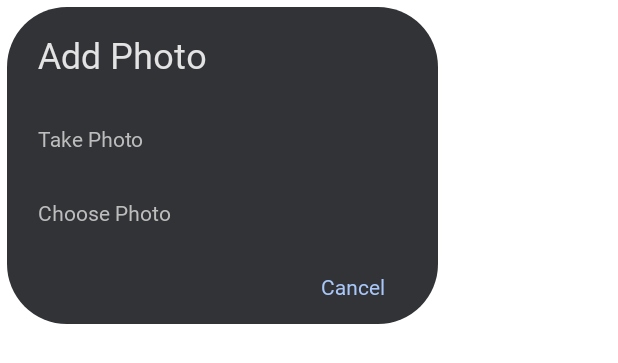
After one commit to siva-subramaniam-v/Contacts, an Android app: the layout fragment_photo_picker_dialog.xml on its own in the app's theme, with its tools: preview values and no code run, on a phone screen of 412 x 824 dp. The commit adds this screen. Shown: the top 363 px of the screen. Run offline under Robolectric (Android 15) with nearby library versions, the phone set to English and light mode, and no system bars.

Commit message:
add code to save a contact & retrieve list of all contacts in the device using contacts content provider. add code to set picture for a contact using activity result contracts.

```diff
--- a/app/build.gradle
+++ b/app/build.gradle
@@ -76,6 +76,10 @@ dependencies {
     // Circular ImageView
     implementation("de.hdodenhof:circleimageview:3.1.0")
 
+    // Activity and Fragment KTX
+    implementation "androidx.activity:activity-ktx:1.6.1"
+    implementation "androidx.fragment:fragment-ktx:1.5.4"
+
     implementation 'androidx.core:core-ktx:1.9.0'
     implementation 'androidx.appcompat:appcompat:1.5.1'
     implementation 'com.google.android.material:material:1.7.0'
--- a/app/src/main/AndroidManifest.xml
+++ b/app/src/main/AndroidManifest.xml
@@ -2,6 +2,7 @@
 <manifest xmlns:android="http://schemas.android.com/apk/res/android"
     xmlns:tools="http://schemas.android.com/tools">
 
+    <uses-permission android:name="android.permission.READ_CONTACTS" />
     <uses-permission android:name="android.permission.WRITE_CONTACTS" />
 
     <application
--- /dev/null
+++ b/app/src/main/res/drawable/photo_picker_dialog_background.xml
@@ -0,0 +1,10 @@
+<?xml version="1.0" encoding="utf-8"?>
+<inset xmlns:android="http://schemas.android.com/apk/res/android"
+    android:inset="5dp">
+
+    <shape android:shape="rectangle">
+        <corners android:radius="40dp"/>
+        <solid android:color="@color/material_photo_picker_dialog_grey"/>
+    </shape>
+
+</inset>
--- /dev/null
+++ b/app/src/main/res/layout/fragment_photo_picker_dialog.xml
@@ -0,0 +1,70 @@
+<?xml version="1.0" encoding="utf-8"?>
+<layout xmlns:android="http://schemas.android.com/apk/res/android"
+    xmlns:app="http://schemas.android.com/apk/res-auto">
+
+    <data>
+
+    </data>
+
+    <androidx.constraintlayout.widget.ConstraintLayout
+        android:layout_width="wrap_content"
+        android:layout_height="wrap_content"
+        android:background="@drawable/photo_picker_dialog_background"
+        android:padding="20dp">
+
+        <androidx.constraintlayout.widget.Guideline
+            android:id="@+id/gl_start"
+            android:layout_width="wrap_content"
+            android:layout_height="wrap_content"
+            android:orientation="vertical"
+            app:layout_constraintGuide_percent="0.02" />
+
+        <TextView
+            android:id="@+id/add_photo_text"
+            android:layout_width="wrap_content"
+            android:layout_height="wrap_content"
+            android:fontFamily="@font/manrope_medium"
+            android:text="Add Photo"
+            android:textColor="@color/material_text_white"
+            android:textSize="24sp"
+            app:layout_constraintStart_toEndOf="@id/gl_start"
+            app:layout_constraintTop_toTopOf="parent" />
+
+        <TextView
+            android:id="@+id/take_photo_text"
+            android:layout_width="wrap_content"
+            android:layout_height="wrap_content"
+            android:layout_marginTop="30dp"
+            android:fontFamily="@font/manrope_medium"
+            android:text="Take Photo"
+            android:textColor="@color/material_text_grey"
+            app:layout_constraintStart_toEndOf="@id/gl_start"
+            app:layout_constraintTop_toBottomOf="@id/add_photo_text" />
+
+        <TextView
+            android:id="@+id/choose_photo_text"
+            android:layout_width="wrap_content"
+            android:layout_height="wrap_content"
+            android:layout_marginTop="30dp"
+            android:fontFamily="@font/manrope_medium"
+            android:text="Choose Photo"
+            android:textColor="@color/material_text_grey"
+            app:layout_constraintStart_toEndOf="@id/gl_start"
+            app:layout_constraintTop_toBottomOf="@id/take_photo_text" />
+
+        <TextView
+            android:id="@+id/cancel_text"
+            android:layout_width="wrap_content"
+            android:layout_height="wrap_content"
+            android:layout_marginStart="100dp"
+            android:layout_marginTop="30dp"
+            android:layout_marginEnd="20dp"
+            android:fontFamily="@font/manrope_medium"
+            android:text="Cancel"
+            android:textColor="@color/material_text_blue"
+            app:layout_constraintEnd_toEndOf="parent"
+            app:layout_constraintStart_toEndOf="@id/choose_photo_text"
+            app:layout_constraintTop_toBottomOf="@id/choose_photo_text" />
+
+    </androidx.constraintlayout.widget.ConstraintLayout>
+</layout>
--- a/app/src/main/res/values/colors.xml
+++ b/app/src/main/res/values/colors.xml
@@ -13,13 +13,17 @@
 
     <color name="material_photo_picker_background_blue">#01579B</color>
     <color name="material_photo_picker_icon_blue">#BBDEFB</color>
+    <color name="material_photo_picker_dialog_grey">#323337</color>
 
     <color name="material_grey_background">#212121</color>
 
     <color name="material_text_grey">#BDBDBD</color>
+    <color name="material_text_white">#E3E3E3</color>
+    <color name="material_text_blue">#A9C7F8</color>
 
     <color name="material_text_label_blue">#90CAF9</color> <!-- also for button light blue background -->
     <color name="material_button_text_color_blue">#0D47A1</color>
 
+
     <color name="transparent">#00F8F8FA</color>
 </resources>
```
Also changed, not shown: app/src/main/java/com/example/contacts/ui/fragments/DisplayContactsFragment.kt (added, +113 -0 lines), app/src/main/java/com/example/contacts/ui/fragments/HomeFragment.kt (deleted, +0 -27 lines), app/src/main/java/com/example/contacts/ui/fragments/NewContactFragment.kt (+108 -9 lines), app/src/main/java/com/example/contacts/ui/fragments/dialogs/PhotoPickerDialogFragment.kt (added, +66 -0 lines), app/src/main/res/layout/fragment_display_contacts.xml (renamed from app/src/main/res/layout/fragment_home.xml, +15 -3 lines), app/src/main/res/layout/fragment_new_contact.xml (+24 -14 lines), app/src/main/res/navigation/nav_graph.xml (+13 -11 lines), app/src/main/java/com/example/contacts/util/PermissionUtils.kt (line endings or trailing spaces).
